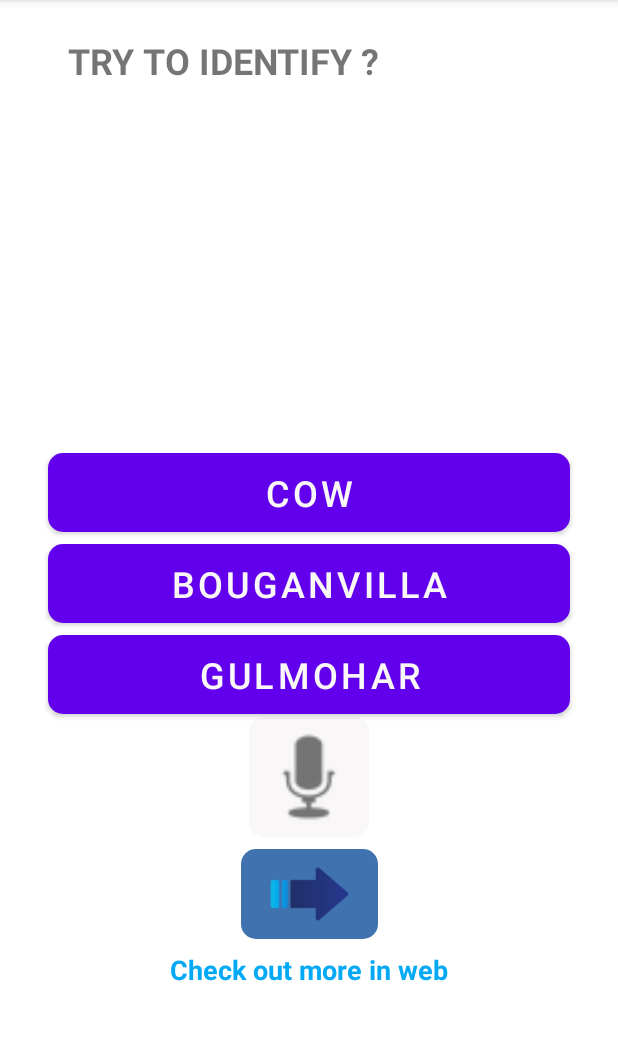
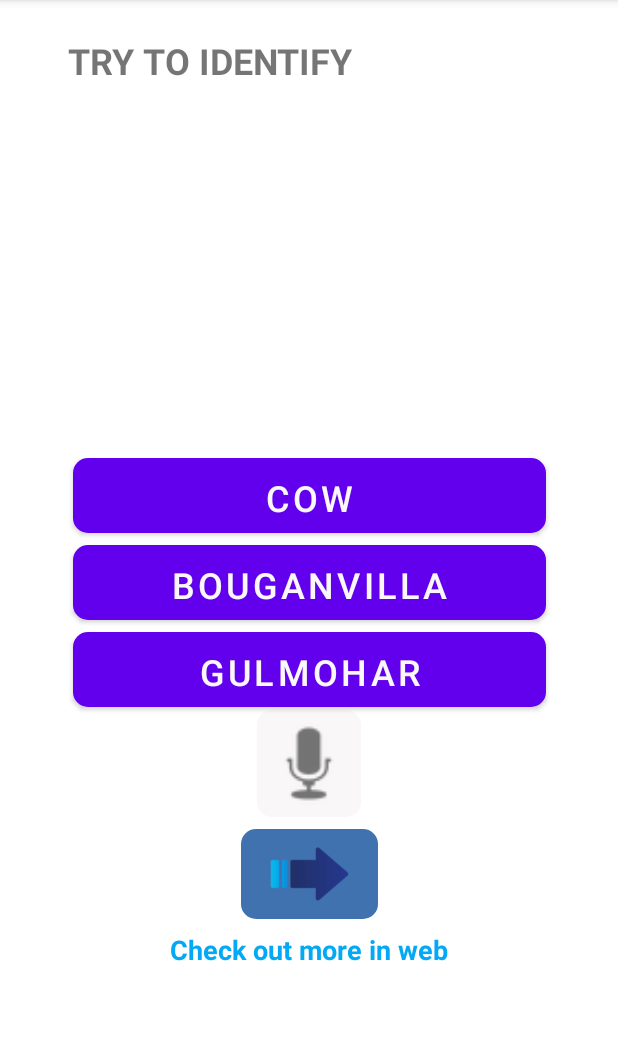
Before and after one commit to Mahesh-Abeykoon/dyslexia-app-for-kids, an Android app: the ImageIdentify screen opened directly, with no data from a screen before it, on a phone screen of 412 x 824 dp, the part 84-1124 px from its top. Run offline under Robolectric (Android 15) with nearby library versions, the phone set to English and light mode, and no system bars; libraries missing offline, so code that uses them is left out: com.google.mlkit.vision.

Commit message:
Add changes

```diff
--- a/app/src/main/res/layout/image_identify.xml
+++ b/app/src/main/res/layout/image_identify.xml
@@ -8,12 +8,12 @@
 
     <TextView
         android:id="@+id/textView5"
-        android:layout_width="322dp"
-        android:layout_height="66dp"
+        android:layout_width="321dp"
+        android:layout_height="52dp"
         android:layout_marginStart="8dp"
         android:layout_marginTop="24dp"
         android:layout_marginEnd="8dp"
-        android:text="TRY TO IDENTIFY ?"
+        android:text="TRY TO IDENTIFY"
         android:textSize="24sp"
         android:textStyle="bold"
         app:layout_constraintEnd_toEndOf="parent"
@@ -22,8 +22,8 @@
 
     <pl.droidsonroids.gif.GifImageView
         android:id="@+id/imageView3"
-        android:layout_width="0dp"
-        android:layout_height="180dp"
+        android:layout_width="357dp"
+        android:layout_height="197dp"
         android:layout_marginStart="24dp"
         android:layout_marginTop="8dp"
         android:layout_marginEnd="24dp"
@@ -35,13 +35,12 @@
         app:layout_constraintRight_toRightOf="parent"
         app:layout_constraintStart_toStartOf="parent"
         app:layout_constraintTop_toBottomOf="@+id/textView5"
-        app:layout_constraintVertical_weight="10">
-    </pl.droidsonroids.gif.GifImageView>
+        app:layout_constraintVertical_weight="10"></pl.droidsonroids.gif.GifImageView>
 
     <Button
         android:id="@+id/button27"
-        android:layout_width="0dp"
-        android:layout_height="wrap_content"
+        android:layout_width="315dp"
+        android:layout_height="50dp"
         android:layout_marginStart="32dp"
         android:layout_marginTop="24dp"
         android:layout_marginEnd="32dp"
@@ -57,8 +56,8 @@
 
     <Button
         android:id="@+id/button28"
-        android:layout_width="0dp"
-        android:layout_height="wrap_content"
+        android:layout_width="315dp"
+        android:layout_height="50dp"
         android:layout_marginStart="32dp"
         android:layout_marginTop="8dp"
         android:layout_marginEnd="32dp"
@@ -75,8 +74,8 @@
 
     <Button
         android:id="@+id/button29"
-        android:layout_width="0dp"
-        android:layout_height="wrap_content"
+        android:layout_width="315dp"
+        android:layout_height="50dp"
         android:layout_marginStart="32dp"
         android:layout_marginTop="8dp"
         android:layout_marginEnd="32dp"
@@ -93,11 +92,12 @@
     <ImageButton
         android:id="@+id/btn_speak2"
         style="@style/Widget.AppCompat.ImageButton"
-        android:layout_width="80dp"
-        android:layout_height="80dp"
+        android:layout_width="69dp"
+        android:layout_height="71dp"
         android:layout_marginStart="32dp"
         android:layout_marginTop="2dp"
         android:layout_marginEnd="32dp"
+        android:layout_marginBottom="8dp"
         android:background="@drawable/roundbutton"
         android:backgroundTint="@color/colorAccent"
         android:onClick="checkAnswer"
@@ -106,6 +106,7 @@
         android:text="Button"
         android:textColor="@color/colorAccent"
         android:textSize="24sp"
+        app:layout_constraintBottom_toTopOf="@+id/imageButton3"
         app:layout_constraintEnd_toEndOf="parent"
         app:layout_constraintStart_toStartOf="parent"
         app:layout_constraintTop_toBottomOf="@+id/button29" />
@@ -146,7 +147,6 @@
         android:id="@+id/webView1"
         android:layout_width="match_parent"
         android:layout_height="match_parent"
-        android:layout_marginEnd="8dp"
         android:alwaysDrawnWithCache="true"
         android:visibility="invisible"
         app:layout_constraintBottom_toBottomOf="parent"
```
